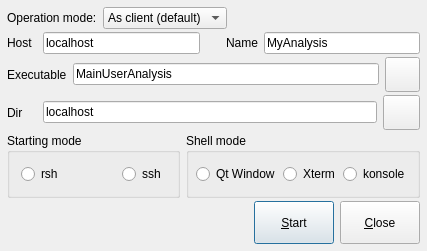
This is qt4/Go4GUI/TGo4StartClient.ui in gsi-ee/go4 as Qt 5 draws it before an edit. The edited form follows.
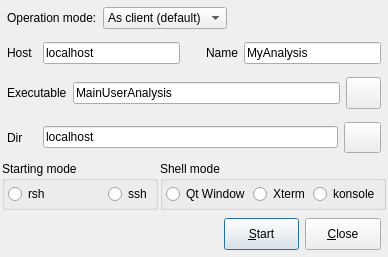
This is the edited form. Icons and pictures are not drawn.

```diff
--- a/qt4/Go4GUI/TGo4StartClient.ui
+++ b/qt4/Go4GUI/TGo4StartClient.ui
@@ -8,8 +8,8 @@
       <rect>
         <x>0</x>
         <y>0</y>
-        <width>427</width>
-        <height>251</height>
+    <width>388</width>
+    <height>257</height>
       </rect>
     </property>
     <property name="windowTitle" >
@@ -20,27 +20,33 @@
     </property>
     <layout class="QGridLayout" >
       <property name="margin" >
-        <number>7</number>
+    <number>1</number>
       </property>
       <property name="spacing" >
-        <number>3</number>
+    <number>1</number>
       </property>
       <item row="5" column="0" >
         <layout class="QHBoxLayout" >
+     <property name="margin" >
+      <number>6</number>
+     </property>
+     <property name="spacing" >
+      <number>6</number>
+     </property>
           <item>
-            <spacer name="spacer2" >
+      <spacer>
+       <property name="orientation" >
+        <enum>Qt::Horizontal</enum>
+       </property>
+       <property name="sizeType" >
+        <enum>QSizePolicy::Expanding</enum>
+       </property>
               <property name="sizeHint" >
                 <size>
                   <width>221</width>
                   <height>20</height>
                 </size>
               </property>
-              <property name="sizeType" >
-                <enum>QSizePolicy::Expanding</enum>
-              </property>
-              <property name="orientation" >
-                <enum>Qt::Horizontal</enum>
-              </property>
             </spacer>
           </item>
           <item>
@@ -102,14 +108,23 @@
       </item>
       <item row="4" column="0" >
         <layout class="QHBoxLayout" >
+     <property name="margin" >
+      <number>1</number>
+     </property>
+     <property name="spacing" >
+      <number>2</number>
+     </property>
           <item>
             <widget class="QGroupBox" name="ClientShellGroupBox" >
               <property name="title" >
                 <string>Starting mode</string>
               </property>
               <layout class="QHBoxLayout" >
+        <property name="margin" >
+         <number>3</number>
+        </property>
                 <property name="spacing" >
-                  <number>1</number>
+         <number>4</number>
                 </property>
                 <item>
                   <widget class="QRadioButton" name="rsh_selected" >
@@ -119,19 +134,19 @@
                   </widget>
                 </item>
                 <item>
-                  <spacer name="spacer31" >
+         <spacer>
+          <property name="orientation" >
+           <enum>Qt::Horizontal</enum>
+          </property>
+          <property name="sizeType" >
+           <enum>QSizePolicy::Expanding</enum>
+          </property>
                     <property name="sizeHint" >
                       <size>
                         <width>20</width>
                         <height>20</height>
                       </size>
                     </property>
-                    <property name="sizeType" >
-                      <enum>QSizePolicy::Expanding</enum>
-                    </property>
-                    <property name="orientation" >
-                      <enum>Qt::Horizontal</enum>
-                    </property>
                   </spacer>
                 </item>
                 <item>
@@ -151,7 +166,7 @@
               </property>
               <layout class="QHBoxLayout" >
                 <property name="margin" >
-                  <number>7</number>
+         <number>3</number>
                 </property>
                 <property name="spacing" >
                   <number>3</number>
@@ -184,6 +199,12 @@
       </item>
       <item row="3" column="0" >
         <layout class="QHBoxLayout" >
+     <property name="margin" >
+      <number>6</number>
+     </property>
+     <property name="spacing" >
+      <number>6</number>
+     </property>
           <item>
             <widget class="QLabel" name="TextLabel1_2" >
               <property name="minimumSize" >
@@ -227,6 +248,12 @@
       </item>
       <item row="2" column="0" >
         <layout class="QHBoxLayout" >
+     <property name="margin" >
+      <number>6</number>
+     </property>
+     <property name="spacing" >
+      <number>6</number>
+     </property>
           <item>
             <widget class="QLabel" name="TextLabel2_2" >
               <property name="text" >
@@ -264,6 +291,12 @@
       </item>
       <item row="1" column="0" >
         <layout class="QHBoxLayout" >
+     <property name="margin" >
+      <number>6</number>
+     </property>
+     <property name="spacing" >
+      <number>6</number>
+     </property>
           <item>
             <widget class="QLabel" name="TextLabel2" >
               <property name="minimumSize" >
@@ -294,18 +327,18 @@
             </widget>
           </item>
           <item>
-            <spacer name="spacer265" >
-              <property name="sizeHint" >
-                <size>
-                  <width>20</width>
-                  <height>20</height>
-                </size>
+      <spacer>
+       <property name="orientation" >
+        <enum>Qt::Horizontal</enum>
               </property>
               <property name="sizeType" >
                 <enum>QSizePolicy::Fixed</enum>
               </property>
-              <property name="orientation" >
-                <enum>Qt::Horizontal</enum>
+       <property name="sizeHint" >
+        <size>
+         <width>20</width>
+         <height>20</height>
+        </size>
               </property>
             </spacer>
           </item>
@@ -342,6 +375,12 @@
       </item>
       <item row="0" column="0" >
         <layout class="QHBoxLayout" >
+     <property name="margin" >
+      <number>6</number>
+     </property>
+     <property name="spacing" >
+      <number>6</number>
+     </property>
           <item>
             <widget class="QLabel" name="textLabel1" >
               <property name="text" >
@@ -367,19 +406,19 @@
             </widget>
           </item>
           <item>
-            <spacer name="spacer38" >
+      <spacer>
+       <property name="orientation" >
+        <enum>Qt::Horizontal</enum>
+       </property>
+       <property name="sizeType" >
+        <enum>QSizePolicy::Expanding</enum>
+       </property>
               <property name="sizeHint" >
                 <size>
                   <width>40</width>
                   <height>20</height>
                 </size>
               </property>
-              <property name="sizeType" >
-                <enum>QSizePolicy::Expanding</enum>
-              </property>
-              <property name="orientation" >
-                <enum>Qt::Horizontal</enum>
-              </property>
             </spacer>
           </item>
         </layout>
```
Left out of the diff: 95 changed lines with no effect on the pictures. Lines whose indentation alone changed are shown as unchanged.
